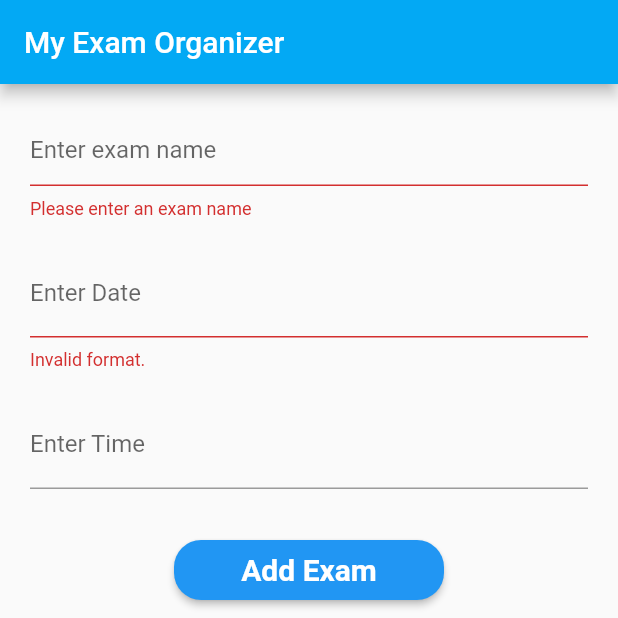
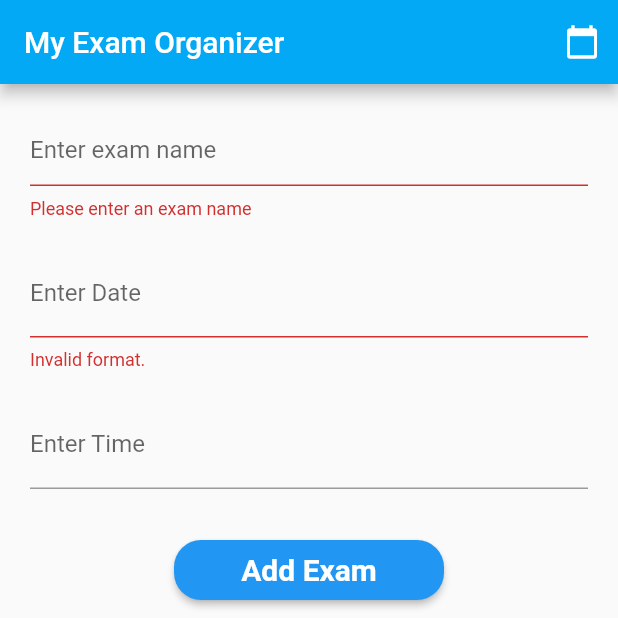
Before and after one commit to vviktorijaa/Mobile_Information_Systems, a Flutter app: the screen it shows after launch, after a tap on "Add Exam", on a phone screen of 412 x 824 dp, the top half of it. Run offline on Flutter 3.47's test engine with Material 2 defaults, Android fonts, the phone set to English and light mode, and no system bars; our stand-ins replace syncfusion_flutter_calendar.

Commit message:
Lab 3 - Added Calendar

```diff
--- /dev/null
+++ b/lab_3/lib/calendar_exam.dart
@@ -0,0 +1,11 @@
+import 'dart:ui';
+
+class CalendarExam {
+  CalendarExam(this.name, this.from, this.to, this.background, this.isAllDay);
+
+  String name;
+  DateTime from;
+  DateTime to;
+  Color background;
+  bool isAllDay;
+}
--- a/lab_3/lib/exam_form.dart
+++ b/lab_3/lib/exam_form.dart
@@ -1,5 +1,7 @@
 import 'package:flutter/material.dart';
 import 'package:intl/intl.dart';
+import 'calendar.dart';
+import 'calendar_exam.dart';
 import 'exam.dart';
 import 'main.dart';
 
@@ -93,6 +95,18 @@ class ExamFormState extends State<ExamForm> {
                     _formKey.currentState!.save();
                     HomePage.exams.add(exam);
 
+                    final DateTime startTime = DateTime(
+                        exam.date.year,
+                        exam.date.month,
+                        exam.date.day,
+                        exam.time.hour,
+                        exam.time.minute,
+                        0);
+                    final DateTime endTime =
+                        startTime.add(const Duration(hours: 2));
+                    CalendarState.meetings.add(CalendarExam(exam.name,
+                        startTime, endTime, const Color(0xFF0F8644), false));
+
                     ScaffoldMessenger.of(context).showSnackBar(
                       const SnackBar(content: Text('Processing Data')),
                     );
--- a/lab_3/lib/main.dart
+++ b/lab_3/lib/main.dart
@@ -1,12 +1,13 @@
 import 'package:flutter/material.dart';
 import 'package:lab_3/exam_card.dart';
+import 'calendar.dart';
 import 'exam.dart';
 import 'exam_form.dart';
 
 void main() => runApp(const HomePage());
 
 class HomePage extends StatelessWidget {
-  const HomePage({super.key});
+  const HomePage({Key? key}) : super(key: key);
 
   static List<Exam> exams = [
     Exam("Your exams:", DateTime.now(), TimeOfDay.now())
@@ -19,12 +20,29 @@ class HomePage extends StatelessWidget {
         theme: ThemeData(
           primarySwatch: Colors.lightBlue,
         ),
-        home: Scaffold(
+        routes: {
+          '/': (context) => home(context),
+          '/calendar': (context) => const Calendar()
+        },
+        initialRoute: '/');
+  }
+
+  Scaffold home(BuildContext context) {
+    return Scaffold(
         appBar: AppBar(
           title: const Text(
             'My Exam Organizer',
             style: TextStyle(color: Colors.white),
-            )),
+          ),
+          actions: [
+            IconButton(
+                icon: const Icon(Icons.calendar_today),
+                color: Colors.white,
+                onPressed: () {
+                  Navigator.pushNamed(context, '/calendar');
+                })
+          ],
+        ),
         body: Column(
           children: [
             const ExamForm(),
@@ -35,6 +53,6 @@ class HomePage extends StatelessWidget {
                       return ExamCard(exams[index]);
                     }))
           ],
-            )));
+        ));
   }
 }
```
Also changed, not shown: lab_3/lib/calendar.dart (added, +75 -0 lines), 1 other file. Lines whose indentation alone changed are shown as unchanged.
